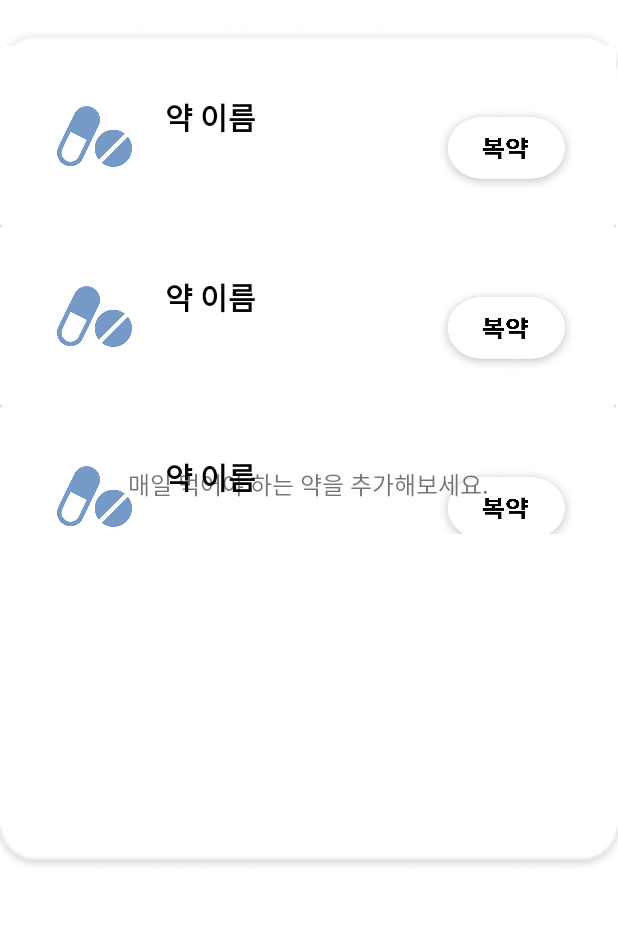
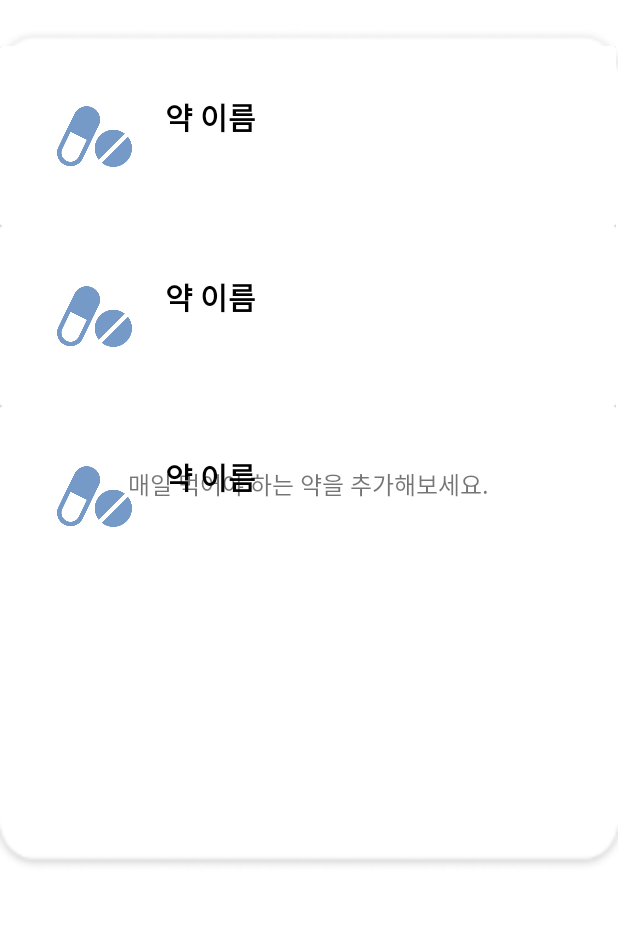
Before and after one commit to tansaurus/SWU-GURU2-9, an Android app: the layout fragment_home.xml on its own in the app's theme, with its tools: preview values and no code run, on a phone screen of 412 x 824 dp, the part 215-1141 px from its top. Run offline under Robolectric (Android 15) with nearby library versions, the phone set to English and light mode, and no system bars.

Commit message:
홈 수정

```diff
--- a/app/src/main/res/layout/fragment_home.xml
+++ b/app/src/main/res/layout/fragment_home.xml
@@ -50,6 +50,8 @@
         app:layoutManager="androidx.recyclerview.widget.LinearLayoutManager"
         tools:listitem="@layout/home_medicine_list"/>
 
+
+
     <!-- 매일 복용 약이 없을 경우 안내 문구 (있을 경우 visibility="invisible" 수정) -->
     <TextView
         android:id="@+id/textView"
@@ -75,4 +77,5 @@
         android:layout_marginEnd="32dp"
         android:layout_marginBottom="108dp"
         android:background="@drawable/plus" />
+
 </RelativeLayout>
--- a/app/src/main/res/layout/home_medicine_list.xml
+++ b/app/src/main/res/layout/home_medicine_list.xml
@@ -21,6 +21,7 @@
         android:textSize="20sp"
         android:textStyle="bold" />
 
+
     <!-- 복용 버튼 -->
     <androidx.appcompat.widget.AppCompatButton
         android:id="@+id/deleteButton"
@@ -31,9 +32,12 @@
         android:layout_centerVertical="true"
         android:layout_marginLeft="290dp"
         android:layout_marginTop="40dp"
-        android:background="@drawable/taking_selector"
+        android:background="@drawable/purplebar"
         android:clipToOutline="true"
-        tools:ignore="SpeakableTextPresentCheck" />
+        android:text="삭제"
+        android:fontFamily="@font/sejonghospitalbold"
+        tools:ignore="SpeakableTextPresentCheck"
+        android:visibility="invisible"/>
 
     <!-- 알림 예정 (알림 있는 경우에 visibility 속성 변경) -->
     <ImageView
```
Also changed, not shown: app/src/main/java/om/androidbook/medicine4/DBHelper.kt (+7 -0 lines), app/src/main/java/om/androidbook/medicine4/HomeAdapter.kt (+16 -0 lines), app/src/main/java/om/androidbook/medicine4/HomeFragment.kt (+43 -0 lines), app/src/main/java/om/androidbook/medicine4/ImageDisplayActivity.kt (+1 -6 lines).
